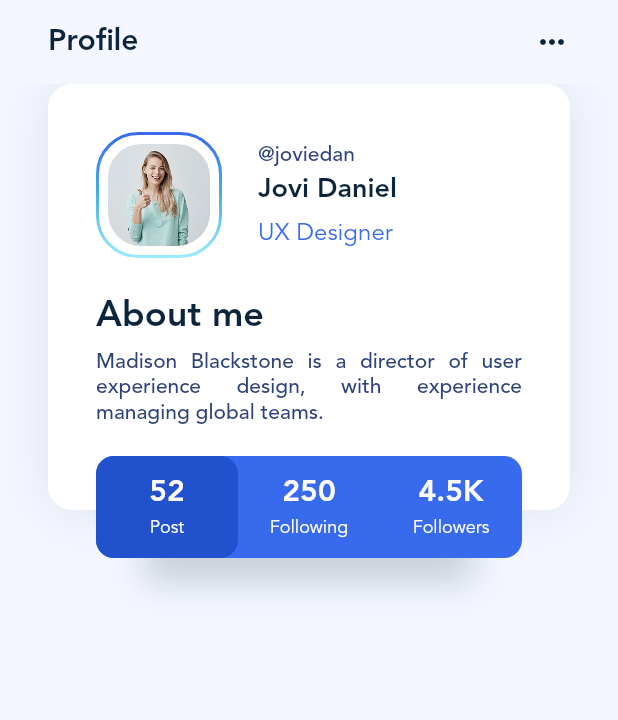
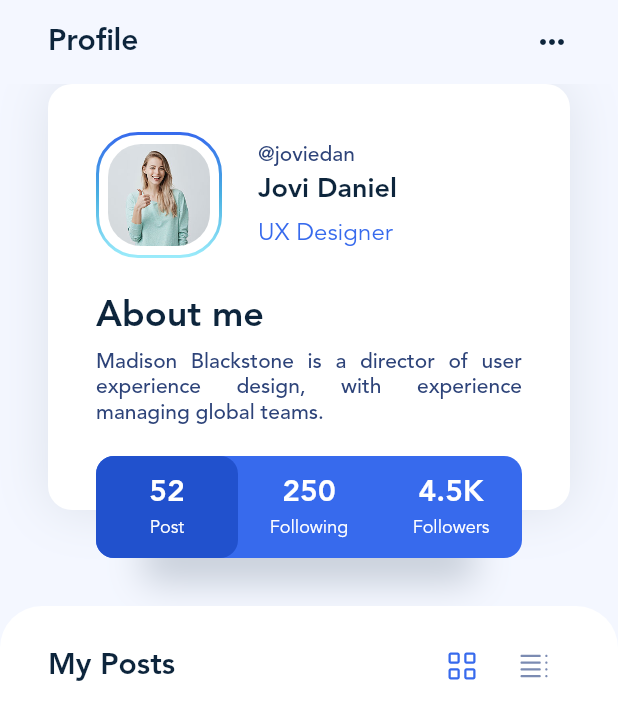
Before and after one commit to amirtorabi/blog_club, a Flutter app: the screen it shows after launch, on a phone screen of 412 x 824 dp. Shown: the top 720 px of the screen. Run offline on Flutter 3.47's test engine with Material 2 defaults, Android fonts, the phone set to English and light mode, and no system bars; our stand-ins replace dotted_border, flutter_svg, gradient_borders, smooth_page_indicator; generated files the repository leaves out were written again.

Commit message:
added profile page - step 3

```diff
--- a/lib/gen/assets.gen.dart
+++ b/lib/gen/assets.gen.dart
@@ -54,6 +54,9 @@ class $AssetsImgIconsGen {
   AssetGenImage get google =>
       const AssetGenImage('assets/img/icons/Google.png');
 
+  /// File path: assets/img/icons/Grid.svg
+  SvgGenImage get grid => const SvgGenImage('assets/img/icons/Grid.svg');
+
   /// File path: assets/img/icons/Home.png
   AssetGenImage get home => const AssetGenImage('assets/img/icons/Home.png');
 
@@ -66,6 +69,9 @@ class $AssetsImgIconsGen {
   /// File path: assets/img/icons/Search.png
   AssetGenImage get search =>
       const AssetGenImage('assets/img/icons/Search.png');
+
+  /// File path: assets/img/icons/Table.svg
+  SvgGenImage get table => const SvgGenImage('assets/img/icons/Table.svg');
 
   /// File path: assets/img/icons/Thumbs.svg
   SvgGenImage get thumbs => const SvgGenImage('assets/img/icons/Thumbs.svg');
@@ -102,10 +108,12 @@ class $AssetsImgIconsGen {
         articles,
         facebook,
         google,
+        grid,
         home,
         logo,
         menu,
         search,
+        table,
         thumbs,
         twitter,
         category1,
--- a/lib/profile.dart
+++ b/lib/profile.dart
@@ -186,8 +186,8 @@ class _ProfileState extends State<Profile> {
                                   '250',
                                   style: themeData.textTheme.headlineSmall!
                                       .apply(
-                                            color: themeData
-                                                .colorScheme.onPrimary),
+                                          color:
+                                              themeData.colorScheme.onPrimary),
                                 ),
                                 const SizedBox(width: 0.0, height: 4),
                                 Text(
@@ -195,8 +195,8 @@ class _ProfileState extends State<Profile> {
                                   style: themeData.textTheme.bodyMedium!
                                       .copyWith(
                                           fontWeight: FontWeight.w400,
-                                            color: themeData
-                                                .colorScheme.onPrimary),
+                                          color:
+                                              themeData.colorScheme.onPrimary),
                                 ),
                               ],
                             ),
@@ -210,8 +210,8 @@ class _ProfileState extends State<Profile> {
                                   '4.5K',
                                   style: themeData.textTheme.headlineSmall!
                                       .apply(
-                                            color: themeData
-                                                .colorScheme.onPrimary),
+                                          color:
+                                              themeData.colorScheme.onPrimary),
                                 ),
                                 const SizedBox(width: 0.0, height: 4),
                                 Text(
@@ -219,16 +219,52 @@ class _ProfileState extends State<Profile> {
                                   style: themeData.textTheme.bodyMedium!
                                       .copyWith(
                                           fontWeight: FontWeight.w400,
-                                            color: themeData
-                                                .colorScheme.onPrimary),
+                                          color:
+                                              themeData.colorScheme.onPrimary),
                                 ),
                               ],
                             ),
                           ),
                         ],
                       ),
-                      )),
+                    ),
+                  ),
                 ],
+              ),
+              Container(
+                width: MediaQuery.of(context).size.width,
+                decoration: const BoxDecoration(
+                    borderRadius: BorderRadius.only(
+                      topLeft: Radius.circular(28),
+                      topRight: Radius.circular(28),
+                    ),
+                    color: Colors.white),
+                child: Column(
+                  children: [
+                    Padding(
+                      padding: const EdgeInsets.fromLTRB(32, 16, 32, 16),
+                      child: Row(
+                        crossAxisAlignment: CrossAxisAlignment.center,
+                        children: [
+                          Expanded(
+                            child: Text(
+                              'My Posts',
+                              style: themeData.textTheme.titleLarge,
+                            ),
+                          ),
+                          IconButton(
+                            onPressed: () {},
+                            icon: Assets.img.icons.grid.svg(),
+                          ),
+                          IconButton(
+                            onPressed: () {},
+                            icon: Assets.img.icons.table.svg(),
+                          ),
+                        ],
+                      ),
+                    ),
+                  ],
+                ),
               ),
             ]),
           ),
```
Also changed, not shown: assets/img/icons/Grid.svg (added), assets/img/icons/Table.svg (added). Lines whose indentation alone changed are shown as unchanged.
